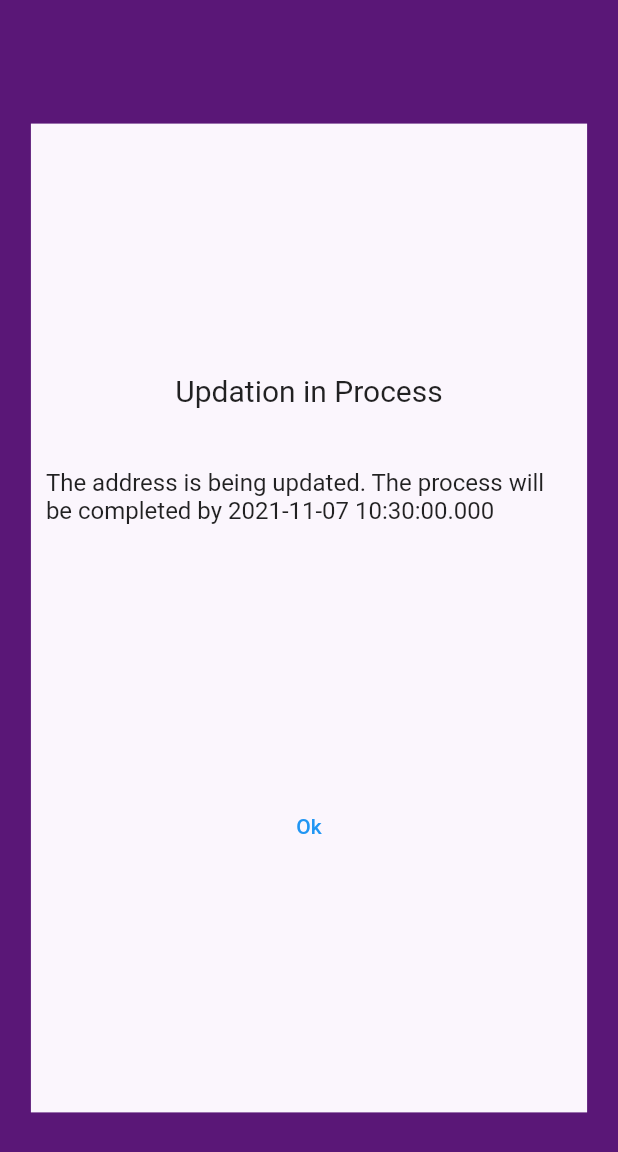
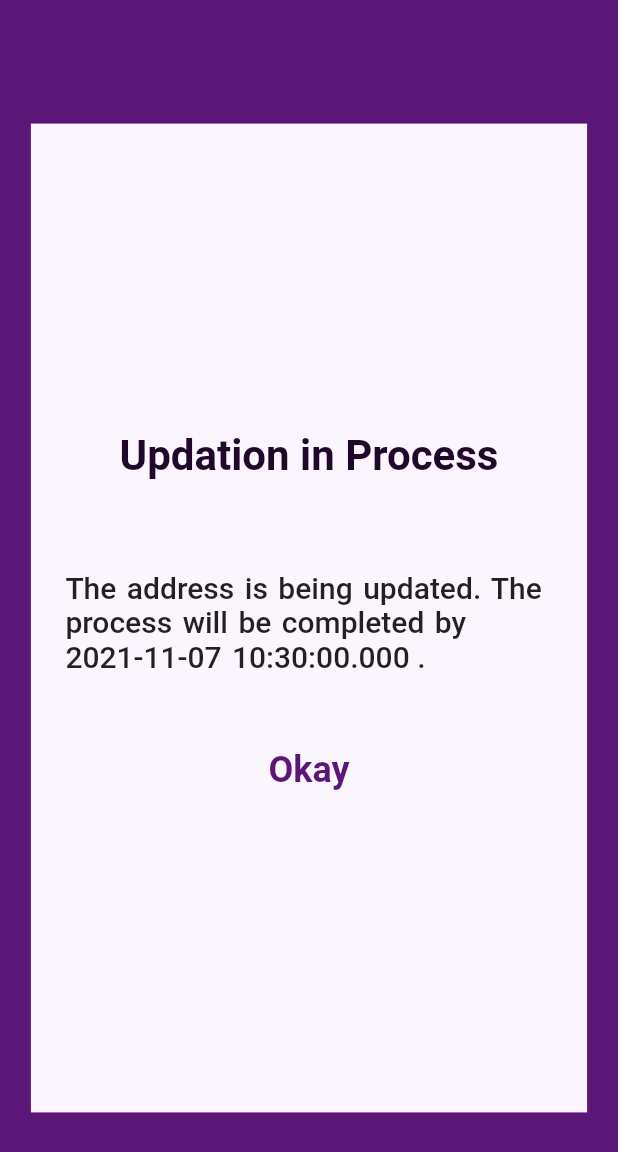
Before and after one commit to uidaitc/Team-Unscript-the-Hack-, a Flutter app: the NotifBox screen opened directly, on a phone screen of 412 x 824 dp. Shown: the top 1152 px of the screen. Run offline on Flutter 3.47's test engine with Material 2 defaults, Android fonts, the phone set to English and light mode, and no system bars; our stand-ins replace awesome_notifications, cloud_firestore, firebase_core, firebase_storage, flutter_local_notifications, fluttertoast; missing offline and left inert: xml2json; accounts and stored records are empty.

Commit message:
final UI

```diff
--- a/aadhaar_address_update/lib/backend/notify.dart
+++ b/aadhaar_address_update/lib/backend/notify.dart
@@ -1,5 +1,8 @@
 //create notification and pop up box
+//import 'dart:html';
+
 import 'package:aadhaar_address_update/config/theme.dart';
+import 'package:aadhaar_address_update/screens/homescreen.dart';
 import 'package:awesome_notifications/awesome_notifications.dart';
 import 'package:flutter/material.dart';
 import 'package:flutter_local_notifications/flutter_local_notifications.dart';
@@ -73,7 +76,13 @@ class _NotifBoxState extends State<NotifBox> {
             style: TextStyle(fontSize: 18),
           ),
           Spacer(),
-          TextButton(onPressed: () {}, child: Text("Raise a dispute")),
+          TextButton(
+              onPressed: () {
+                Navigator.of(context).push(
+                  MaterialPageRoute(builder: (context) => homeScreen()),
+                );
+              },
+              child: Text("Raise a dispute")),
           Spacer()
         ],
       );
@@ -99,7 +108,13 @@ class _NotifBoxState extends State<NotifBox> {
             ),
           ),
           Spacer(),
-          TextButton(onPressed: () {}, child: Text("Ok")),
+          TextButton(
+              onPressed: () {
+                Navigator.of(context).push(
+                  MaterialPageRoute(builder: (context) => homeScreen()),
+                );
+              },
+              child: Text("Ok")),
           Spacer()
         ],
       );
@@ -109,23 +124,37 @@ class _NotifBoxState extends State<NotifBox> {
           Spacer(),
           Text(
             "Updation in Process",
-            style: TextStyle(fontSize: 20),
+            style: TextStyle(
+                fontSize: 28, fontWeight: FontWeight.bold, color: Palette.text),
           ),
           SizedBox(
             height: 30,
           ),
           Padding(
-            padding: const EdgeInsets.all(10.0),
+            padding: const EdgeInsets.fromLTRB(23, 30, 15, 10),
             child: Text(
-              "The address is being updated. The process will be completed by ${data['date']}",
+              "The address is being updated. The process will be completed by ${data['date']} .",
               style: TextStyle(
-                fontSize: 16,
-                // wordSpacing: 2
-              ),
+                  fontSize: 20, wordSpacing: 2, fontWeight: FontWeight.w500),
             ),
           ),
-          Spacer(),
-          TextButton(onPressed: () {}, child: Text("Ok")),
+          //Spacer(),
+          SizedBox(
+            height: 30,
+          ),
+          TextButton(
+              onPressed: () {
+                Navigator.of(context).push(
+                  MaterialPageRoute(builder: (context) => homeScreen()),
+                );
+              },
+              child: Text(
+                "Okay",
+                style: TextStyle(
+                    color: Palette.shade1,
+                    fontSize: 24,
+                    fontWeight: FontWeight.w600),
+              )),
           Spacer()
         ],
       );
@@ -151,7 +180,13 @@ class _NotifBoxState extends State<NotifBox> {
             ),
           ),
           Spacer(),
-          TextButton(onPressed: () {}, child: Text("Okay")),
+          TextButton(
+              onPressed: () {
+                Navigator.of(context).push(
+                  MaterialPageRoute(builder: (context) => homeScreen()),
+                );
+              },
+              child: Text("Okay")),
           Spacer()
         ],
       );
```
Also changed, not shown: aadhaar_address_update/lib/backend/api.dart (+0 -42 lines), aadhaar_address_update/lib/screens/homescreen.dart (+43 -52 lines), aadhaar_address_update/lib/screens/register.dart (+10 -15 lines), aadhaar_address_update/lib/screens/verifyScreen.dart (+9 -4 lines).
